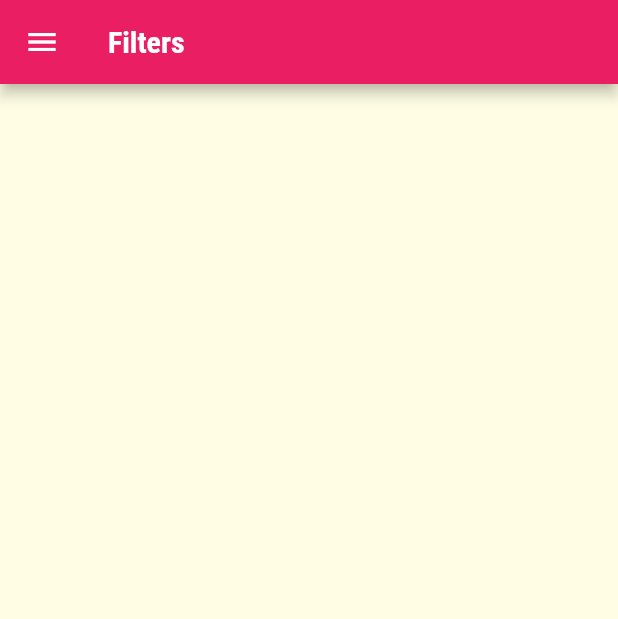
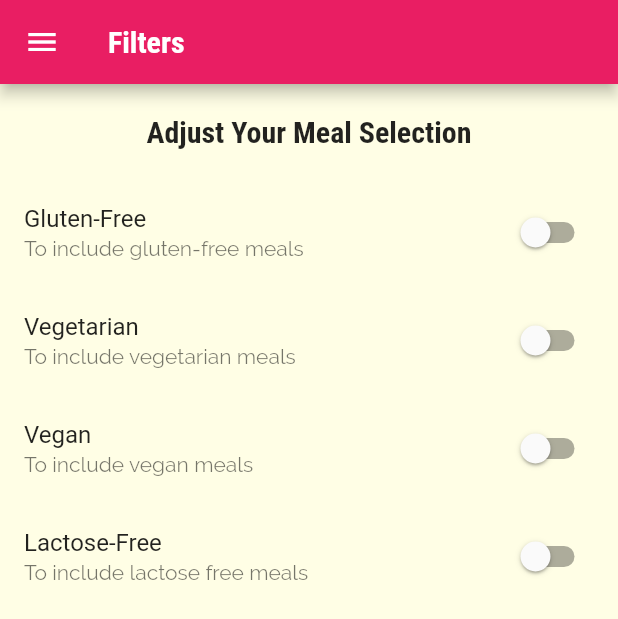
Before and after one commit to Ontan8/meals_app, a Flutter app: the FiltersScreen screen opened by its route, on a phone screen of 412 x 824 dp. Shown: the top 619 px of the screen. Run offline on Flutter 3.47's test engine with Material 2 defaults, Android fonts, the phone set to English and light mode, and no system bars.

Commit message:
added swtichlist for filters

```diff
--- a/lib/screens/filters_screen.dart
+++ b/lib/screens/filters_screen.dart
@@ -1,9 +1,29 @@
 import 'package:flutter/material.dart';
 import 'package:flutter_complete_guide/widgets/main_drawer.dart';
 
-class FiltersScreen extends StatelessWidget {
+//stateful widget because the filters that users use have to be managed.
+class FiltersScreen extends StatefulWidget {
   static const routeName = '/filters';
   const FiltersScreen({Key? key}) : super(key: key);
+
+  @override
+  State<FiltersScreen> createState() => _FiltersScreenState();
+}
+
+class _FiltersScreenState extends State<FiltersScreen> {
+  bool glutenFree = false;
+  bool vegetarian = false;
+  bool vegan = false;
+  bool lactoseFree = false;
+  Widget buildSwitchListTile(
+      String title, String subtitle, bool condition, Function(bool) funct) {
+    return SwitchListTile(
+      value: condition,
+      onChanged: funct,
+      title: Text(title),
+      subtitle: Text(subtitle),
+    );
+  }
 
   @override
   Widget build(BuildContext context) {
@@ -12,6 +32,43 @@ class FiltersScreen extends StatelessWidget {
           title: Text('Filters'),
         ),
         drawer: MainDrawer(),
-        body: Container());
+        body: Column(
+          children: [
+            Container(
+              padding: EdgeInsets.all(20),
+              child: Text(
+                'Adjust Your Meal Selection',
+                style: Theme.of(context).textTheme.headline6,
+              ),
+            ),
+            buildSwitchListTile(
+                'Gluten-Free', 'To include gluten-free meals', glutenFree,
+                (newValue) {
+              setState(() {
+                glutenFree = newValue;
+              });
+            }),
+            buildSwitchListTile(
+                'Vegetarian', 'To include vegetarian meals', vegetarian,
+                (newValue) {
+              setState(() {
+                vegetarian = newValue;
+              });
+            }),
+            buildSwitchListTile('Vegan', 'To include vegan meals', vegan,
+                (newValue) {
+              setState(() {
+                vegan = newValue;
+              });
+            }),
+            buildSwitchListTile(
+                'Lactose-Free', 'To include lactose free meals', lactoseFree,
+                (newValue) {
+              setState(() {
+                lactoseFree = newValue;
+              });
+            }),
+          ],
+        ));
   }
 }
```
